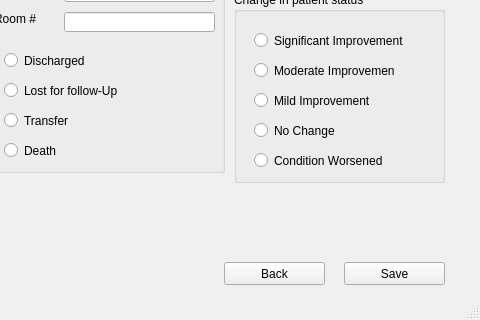
Above: edit_patient_record.ui from fakehafaisal/db_project before the change; both pictures show x 686 to 1166 and y 317 to 637 of the 1166 by 637 pixel window. Below: the same form after it.
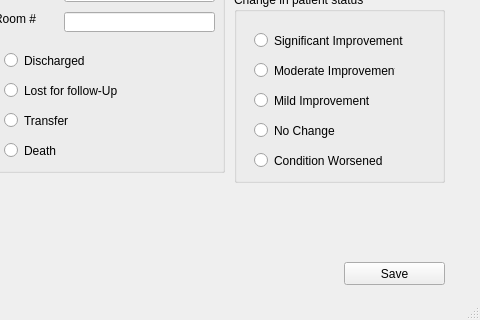
That is the form after the change.

Commit message: editable patient history

What changed in the file:
```diff
--- a/edit_patient_record.ui
+++ b/edit_patient_record.ui
@@ -868,19 +868,6 @@
      <string>Visit Number:</string>
     </property>
    </widget>
-   <widget class="QPushButton" name="back">
-    <property name="geometry">
-     <rect>
-      <x>910</x>
-      <y>560</y>
-      <width>101</width>
-      <height>23</height>
-     </rect>
-    </property>
-    <property name="text">
-     <string>Back</string>
-    </property>
-   </widget>
    <widget class="QGroupBox" name="groupBox_9">
     <property name="geometry">
      <rect>
```
The commit also changes 1 other file.
